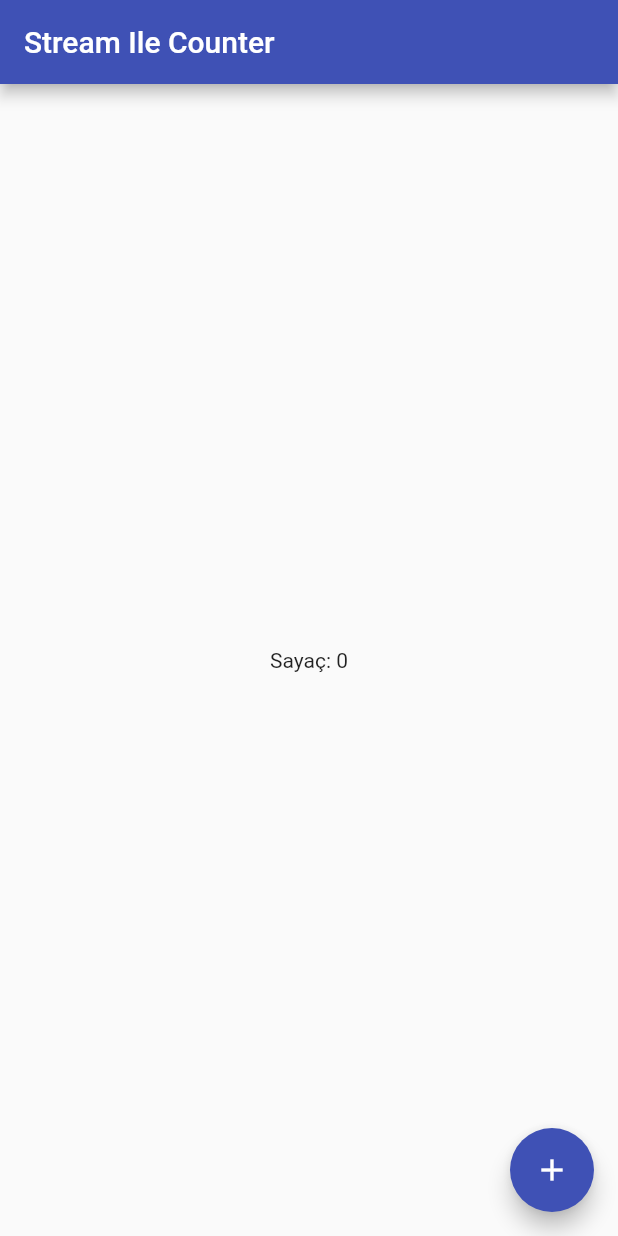
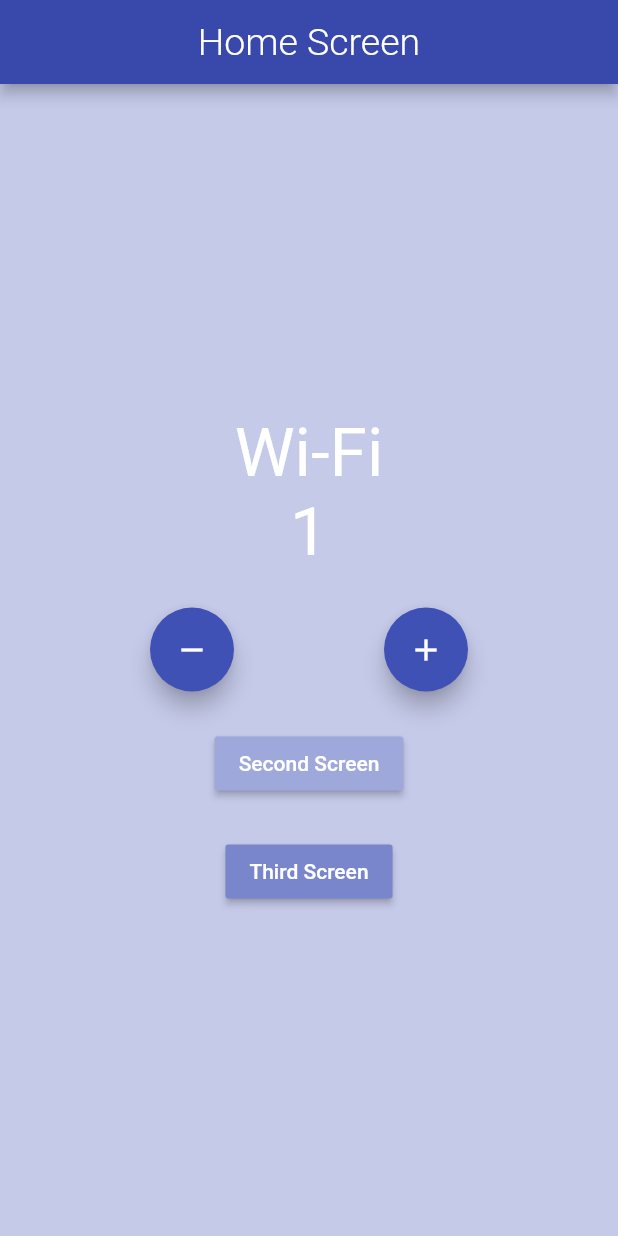
Before and after one commit to elifbilgep/blocToBloc, a Flutter app: the screen it shows after launch, on a phone screen of 412 x 824 dp. Run offline on Flutter 3.47's test engine with Material 2 defaults, Android fonts, the phone set to English and light mode, and no system bars; our stand-ins replace bloc, connectivity_plus, flutter_bloc.

Commit message:
uı changes

```diff
--- /dev/null
+++ b/lib/constants/enums.dart
@@ -0,0 +1,4 @@
+enum ConnectionType {
+  Wifi,
+  Mobile,
+}
--- /dev/null
+++ b/lib/logic/cubit/counter_cubit.dart
@@ -0,0 +1,15 @@
+import 'package:bloc/bloc.dart';
+
+import 'package:meta/meta.dart';
+
+part 'counter_state.dart';
+
+class CounterCubit extends Cubit<CounterState> {
+  CounterCubit() : super(CounterState(counterValue: 0));
+
+  void increment() => emit(
+      CounterState(counterValue: state.counterValue + 1, wasIncremented: true));
+
+  void decrement() => emit(CounterState(
+      counterValue: state.counterValue - 1, wasIncremented: false));
+}
--- /dev/null
+++ b/lib/logic/cubit/counter_state.dart
@@ -0,0 +1,11 @@
+part of 'counter_cubit.dart';
+
+class CounterState {
+  int counterValue;
+  bool wasIncremented;
+
+  CounterState({
+    @required this.counterValue,
+    this.wasIncremented,
+  });
+}
--- /dev/null
+++ b/lib/logic/cubit/internet_cubit.dart
@@ -0,0 +1,41 @@
+import 'dart:async';
+
+import 'package:bloc/bloc.dart';
+import 'package:connectivity_plus/connectivity_plus.dart';
+import 'package:meta/meta.dart';
+import 'package:stream_counter/constants/enums.dart';
+
+part 'internet_state.dart';
+
+class InternetCubit extends Cubit<InternetState> {
+  final Connectivity connectivity;
+  StreamSubscription connectivityStreamSubscription;
+
+  InternetCubit({@required this.connectivity}) : super(InternetLoading()) {
+    monitorInternetConnection();
+  }
+
+  StreamSubscription<ConnectivityResult> monitorInternetConnection() {
+    return connectivityStreamSubscription =
+        connectivity.onConnectivityChanged.listen((connectivityResult) {
+      if (connectivityResult == ConnectivityResult.wifi) {
+        emitInternetConnected(ConnectionType.Wifi);
+      } else if (connectivityResult == ConnectivityResult.mobile) {
+        emitInternetConnected(ConnectionType.Mobile);
+      } else if (connectivityResult == ConnectivityResult.none) {
+        emitInternetDisconnected();
+      }
+    });
+  }
+
+  void emitInternetConnected(ConnectionType _connectionType) =>
+      emit(InternetConnected(connectionType: _connectionType));
+
+  void emitInternetDisconnected() => emit(InternetDisconnected());
+
+  @override
+  Future<void> close() {
+    connectivityStreamSubscription.cancel();
+    return super.close();
+  }
+}
--- /dev/null
+++ b/lib/logic/cubit/internet_state.dart
@@ -0,0 +1,14 @@
+part of 'internet_cubit.dart';
+
+@immutable
+abstract class InternetState {}
+
+class InternetLoading extends InternetState {}
+
+class InternetConnected extends InternetState {
+  final ConnectionType connectionType;
+
+  InternetConnected({@required this.connectionType});
+}
+
+class InternetDisconnected extends InternetState {}
--- a/lib/main.dart
+++ b/lib/main.dart
@@ -1,61 +1,47 @@
 import 'package:flutter/material.dart';
-import 'dart:async';
+import 'package:stream_counter/logic/cubit/counter_cubit.dart';
+import 'package:connectivity_plus/connectivity_plus.dart';
+import 'package:stream_counter/presentation/router/app_router.dart';
+import 'package:flutter_bloc/flutter_bloc.dart';
 
-void main() => runApp(MyApp());
+import 'logic/cubit/internet_cubit.dart';
+
+void main() {
+  runApp(MyApp(
+    appRouter: AppRouter(),
+    connectivity: Connectivity(),
+  ));
+}
 
 class MyApp extends StatelessWidget {
-  @override
-  Widget build(BuildContext context) {
-    return MaterialApp(
-      debugShowCheckedModeBanner: false,
-      title: 'Stream Ile Counter',
-      theme: ThemeData(
-        primarySwatch: Colors.indigo,
-      ),
-      home: CounterPage(),
-    );
-  }
-}
+  final AppRouter appRouter;
+  final Connectivity connectivity;
 
-class CounterPage extends StatefulWidget {
-  // Statefull widget kullanmamızdaki tek amaç kullanımı tamamlandıktan sonra stream'i kapatmak dispose metodunu çağırabilmek
-  @override
-  _CounterPageState createState() => _CounterPageState();
-}
-
-class _CounterPageState extends State<CounterPage> {
-  int _counter = 0;
-  final StreamController<int> _streamController = StreamController<
-      int>(); // akışı kontrol edebileceğimiz bir controller tanımlıyoruz ve akıştaki veri türünün integer olduğunu söylüyoruz
-
-  @override
-  void dispose() {
-    _streamController.close(); //kapatmayı unutmmamalıyız
-    super.dispose();
-  }
+  const MyApp({
+    Key key,
+    @required this.appRouter,
+    @required this.connectivity,
+  }) : super(key: key);
 
   @override
   Widget build(BuildContext context) {
-    return Scaffold(
-      appBar: AppBar(title: Text('Stream Ile Counter')),
-      body: Center(
-        child: StreamBuilder<int>(
-            //Stream'i dinleyerek akıştan çıkan her yeni veriyi Text wigetını güncelleyerek yansıtıyoruz.
-            stream: _streamController
-                .stream, //StreamController ile stream'e ulaşıyoruz
-            initialData: _counter,
-            builder: (BuildContext context, AsyncSnapshot<int> snapshot) {
-              //builder içerisindeki snapshot parametresiyle akışımızdan çıka son verinin değerini Text widgetında yansıtıyoruz.
-              return Text('Sayaç: ${snapshot.data}');
-            }),
-      ),
-      floatingActionButton: FloatingActionButton(
-        child: const Icon(Icons.add),
-        onPressed: () {
-          _streamController.sink.add(
-              ++_counter); //FloatingActionButton'a bastığımızda counter değerinin bir artmış olarak sink sayesinde akışa yoluyoruz.
-              //Stram'e yeni bir veri girişi akışı dinleyen StreamBuilder'ın widgetı yeni değeriyle beraber tekrar build etmesini sağlıyor.
-        },
+    return MultiBlocProvider(
+      providers: [
+        BlocProvider<InternetCubit>(
+          create: (context) => InternetCubit(connectivity: connectivity),
+        ),
+        BlocProvider<CounterCubit>(
+          create: (context) => CounterCubit(),
+        ),
+      ],
+      child: MaterialApp(
+        debugShowCheckedModeBanner: false,
+        title: 'Flutter Demo',
+        theme: ThemeData(
+          primarySwatch: Colors.blue,
+          visualDensity: VisualDensity.adaptivePlatformDensity,
+        ),
+        onGenerateRoute: appRouter.onGenerateRoute,
       ),
     );
   }
--- /dev/null
+++ b/lib/presentation/router/app_router.dart
@@ -0,0 +1,35 @@
+import 'package:flutter/material.dart';
+import 'package:flutter_bloc/flutter_bloc.dart';
+import 'package:stream_counter/presentation/screens/home_screen.dart';
+import 'package:stream_counter/presentation/screens/second_screen.dart';
+import 'package:stream_counter/presentation/screens/third_screen.dart';
+
+class AppRouter {
+  Route onGenerateRoute(RouteSettings settings) {
+    switch (settings.name) {
+      case '/':
+        return MaterialPageRoute(
+          builder: (_) => HomeScreen(
+            title: "Home Screen",
+            color: Colors.indigo.shade600,
+          ),
+        );
+      case '/second':
+        return MaterialPageRoute(
+          builder: (_) => SecondScreen(
+            title: "Second Screen",
+            color: Colors.black,
+          ),
+        );
+      case '/third':
+        return MaterialPageRoute(
+          builder: (_) => ThirdScreen(
+            title: "Thirst Screen",
+            color: Colors.greenAccent,
+          ),
+        );
+      default:
+        return null;
+    }
+  }
+}
--- /dev/null
+++ b/lib/presentation/screens/home_screen.dart
@@ -0,0 +1,162 @@
+import 'package:flutter/material.dart';
+import 'package:flutter_bloc/flutter_bloc.dart';
+import 'package:stream_counter/constants/enums.dart';
+import 'package:stream_counter/logic/cubit/counter_cubit.dart';
+import 'package:stream_counter/logic/cubit/internet_cubit.dart';
+
+class HomeScreen extends StatefulWidget {
+  HomeScreen({Key key, this.title, this.color}) : super(key: key);
+
+  final String title;
+  final Color color;
+
+  @override
+  _HomeScreenState createState() => _HomeScreenState();
+}
+
+class _HomeScreenState extends State<HomeScreen> {
+  @override
+  Widget build(BuildContext context) {
+    return BlocListener<InternetCubit, InternetState>(
+      listener: (context, state) {
+        if (state is InternetConnected &&
+            state.connectionType == ConnectionType.Wifi) {
+          BlocProvider.of<CounterCubit>(context).increment();
+          //context.watch<CounterCubit>().increment();
+        } else if (state is InternetConnected &&
+            state.connectionType == ConnectionType.Mobile) {
+          BlocProvider.of<CounterCubit>(context).increment();
+        } else if (state is InternetDisconnected) {
+          BlocProvider.of<CounterCubit>(context).decrement();
+          // context.watch<CounterCubit>().decrement();
+        }
+      },
+      child: Scaffold(
+        backgroundColor: Colors.indigo.shade100,
+        appBar: AppBar(
+          centerTitle: true,
+          backgroundColor: widget.color,
+          title: Text(
+            widget.title,
+            style: TextStyle(fontWeight: FontWeight.w300, fontSize: 25),
+          ),
+        ),
+        body: Center(
+          child: Column(
+            mainAxisAlignment: MainAxisAlignment.center,
+            children: <Widget>[
+              BlocBuilder<InternetCubit, InternetState>(
+                builder: (context, state) {
+                  if (state is InternetConnected &&
+                      state.connectionType == ConnectionType.Wifi) {
+                    return Text(
+                      'Wi-Fi',
+                      style: TextStyle(color: Colors.white, fontSize: 45),
+                    );
+                  } else if (state is InternetConnected &&
+                      state.connectionType == ConnectionType.Mobile) {
+                    return Text(
+                      'Mobile',
+                      style: Theme.of(context).textTheme.headline3.copyWith(
+                            color: Colors.red,
+                          ),
+                    );
+                  } else if (state is InternetDisconnected) {
+                    return Text(
+                      'Disconnected',
+                      style: Theme.of(context).textTheme.headline3.copyWith(
+                            color: Colors.grey,
+                          ),
+                    );
+                  }
+                  return CircularProgressIndicator();
+                },
+              ),
+              BlocConsumer<CounterCubit, CounterState>(
+                listener: (context, state) {
+                  if (state.wasIncremented == true) {
+                    Scaffold.of(context).showSnackBar(
+                      SnackBar(
+                        content: Text('Incremented!'),
+                        duration: Duration(milliseconds: 300),
+                      ),
+                    );
+                  } else if (state.wasIncremented == false) {
+                    Scaffold.of(context).showSnackBar(
+                      SnackBar(
+                        content: Text('Decremented!'),
+                        duration: Duration(milliseconds: 300),
+                      ),
+                    );
+                  }
+                },
+                builder: (context, state) {
+                  return Text(
+                    state.counterValue.toString(),
+                    style: TextStyle(color: Colors.white, fontSize: 45),
+                  );
+                },
+              ),
+              SizedBox(
+                height: 24,
+              ),
+              Row(
+                mainAxisAlignment: MainAxisAlignment.spaceEvenly,
+                children: [
+                  FloatingActionButton(
+                    backgroundColor: Colors.indigo,
+                    heroTag: Text('${widget.title}'),
+                    onPressed: () {
+                      BlocProvider.of<CounterCubit>(context).decrement();
+                    },
+                    tooltip: 'Decrement',
+                    child: Icon(Icons.remove),
+                  ),
+                  FloatingActionButton(
+                    backgroundColor: Colors.indigo,
+                    heroTag: Text('${widget.title} 2nd'),
+                    onPressed: () {
+                      BlocProvider.of<CounterCubit>(context).increment();
+                    },
+                    tooltip: 'Increment',
+                    child: Icon(Icons.add),
+                  ),
+                ],
+              ),
+              SizedBox(
+                height: 24,
+              ),
+              MaterialButton(
+                color: Colors.indigo.shade200,
+                child: Text(
+                  'Second Screen',
+                  style: TextStyle(color: Colors.white),
+                ),
+                onPressed: () {
+                  Navigator.of(context).pushNamed(
+                    '/second',
+                  );
+                },
+              ),
+              SizedBox(
+                height: 24,
+              ),
+              MaterialButton(
+                color: Colors.indigo.shade300,
+                child: Text(
+                  'Third Screen',
+                  style: TextStyle(color: Colors.white),
+                ),
+                onPressed: () {
+                  Navigator.of(context).pushNamed(
+                    '/third',
+                  );
+                },
+              ),
+            ],
+          ),
+        ),
+      ),
+    );
+  }
+}
--- a/pubspec.yaml
+++ b/pubspec.yaml
@@ -28,6 +28,9 @@ dependencies:
   # The following adds the Cupertino Icons font to your application.
   # Use with the CupertinoIcons class for iOS style icons.
   cupertino_icons: ^1.0.2
+  flutter_bloc: ^7.2.0
+  connectivity_plus: ^1.1.0
+
 
 dev_dependencies:
   flutter_test:
```
Also changed, not shown: lib/presentation/screens/second_screen.dart (added, +103 -0 lines), lib/presentation/screens/third_screen.dart (added, +126 -0 lines), pubspec.lock.
